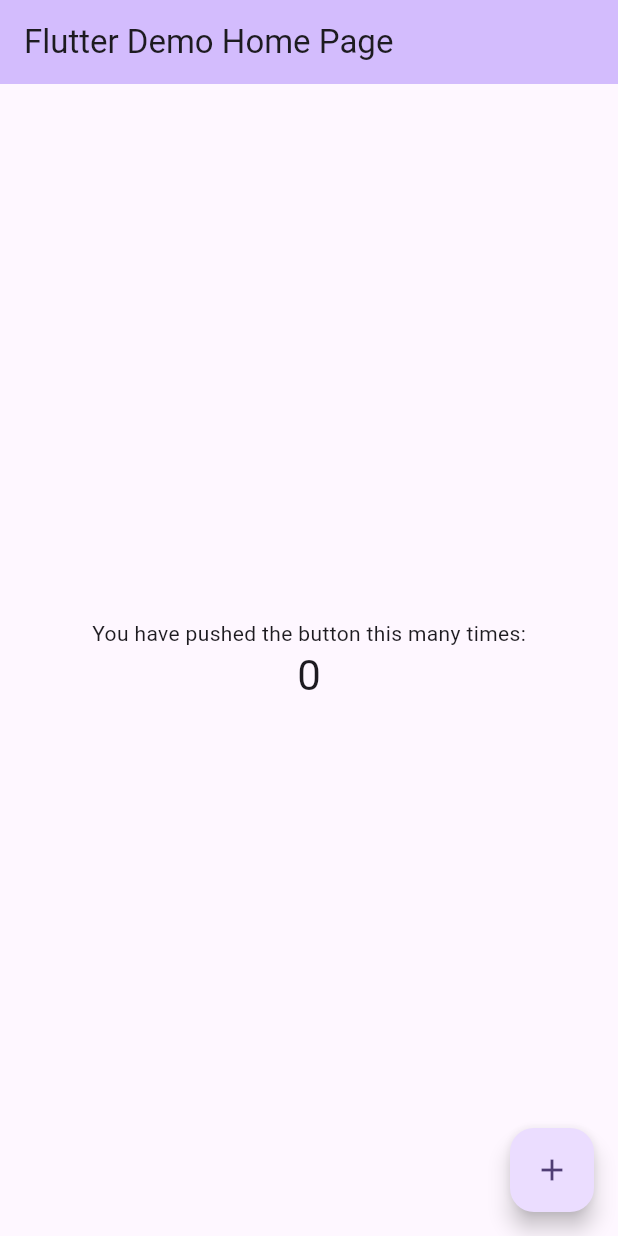
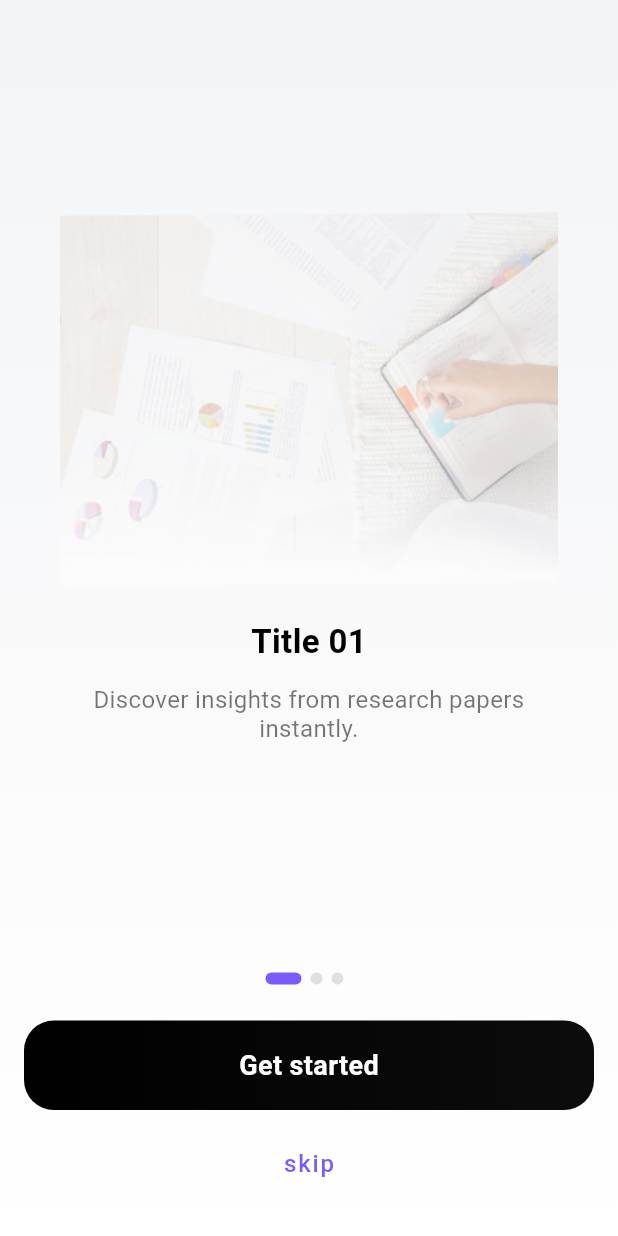
Before and after one commit to socialflymedia/zapstracts, a Flutter app: the screen it shows after launch, on a phone screen of 412 x 824 dp. Run offline on Flutter 3.47's test engine with Material 3 defaults, Android fonts, the phone set to English and light mode, and no system bars; our stand-ins replace flutter_screenutil.

Commit message:
onboarding screen with demo vectors , text and without bloc

```diff
--- /dev/null
+++ b/lib/core/constants/colors/colors.dart
@@ -0,0 +1,25 @@
+import 'package:flutter/material.dart';
+
+class AppColors {
+  // Branding colors
+  static const Color primary = Color(0xFF7A5CFA);        // Purple lightning
+  static const Color secondary = Color(0xFF0A0A0A);      // Dark gradient text/button
+  static const Color accent = Color(0xFF4169E1);         // Blue highlights/splashes
+
+  // Background
+  static const Color background = Color(0xFFF9F9F9);      // Very light background
+  static const Color card = Color(0xFFFFFFFF);
+
+  // Text
+  static const Color textPrimary = Color(0xFF1C1C1E);     // Black-ish
+  static const Color textSecondary = Color(0xFF8E8E93);   // Gray for skip
+  static const Color buttonText = Color(0xFFFFFFFF);      // White for buttons
+
+  // Buttons
+  static const Color buttonBackground = Color(0xFF0A0A0A);  // Deep black button
+  static const Color buttonShadow = Color(0xFF141414);      // Shadow
+
+  // Others
+  static const Color lightPurple = Color(0xFFDAD4F7);      // Optional for hover/effects
+  static const Color transparent = Colors.transparent;
+}
--- /dev/null
+++ b/lib/features/onBoarding/presentation/screens/onboarding.dart
@@ -0,0 +1,236 @@
+import 'dart:async';
+import 'package:flutter/material.dart';
+import 'package:flutter_screenutil/flutter_screenutil.dart';
+import 'package:zapstract/core/constants/colors/colors.dart';
+
+// OnBoarding content Model
+class OnBoard {
+  final String image, title, description;
+
+  OnBoard({
+    required this.image,
+    required this.title,
+    required this.description,
+  });
+}
+
+// OnBoarding content list
+final List<OnBoard> demoData = [
+  OnBoard(
+    image: "assets/on-boarding/onboarding1.png",
+    title: "Title 01",
+    description: "Discover insights from research papers instantly.",
+  ),
+  OnBoard(
+    image: "assets/on-boarding/onboarding1.png",
+    title: "Title 02",
+    description: "Stay updated with latest academic trends.",
+  ),
+  OnBoard(
+    image: "assets/on-boarding/onboarding1.png",
+    title: "Title 03",
+    description: "Visualize, summarize and learn smarter.",
+  ),
+];
+
+class OnBoardingScreen extends StatefulWidget {
+  const OnBoardingScreen({super.key});
+
+  @override
+  State<OnBoardingScreen> createState() => _OnBoardingScreenState();
+}
+
+class _OnBoardingScreenState extends State<OnBoardingScreen> {
+  late PageController _pageController;
+  int _pageIndex = 0;
+
+
+  @override
+  void initState() {
+    super.initState();
+    _pageController = PageController(initialPage: 0);
+    // _timer = Timer.periodic(const Duration(seconds: 5), (Timer timer) {
+    //   if (_pageIndex < demoData.length - 1) {
+    //     _pageIndex++;
+    //   } else {
+    //     _pageIndex = 0;
+    //   }
+    //
+    //   _pageController.animateToPage(
+    //     _pageIndex,
+    //     duration: const Duration(milliseconds: 350),
+    //     curve: Curves.easeIn,
+    //   );
+    // });
+  }
+
+  @override
+  void dispose() {
+    _pageController.dispose();
+    // _timer?.cancel();
+    super.dispose();
+  }
+
+  @override
+  Widget build(BuildContext context) {
+    return Scaffold(
+      body: Container(
+        padding: const EdgeInsets.symmetric(horizontal: 16),
+        decoration: const BoxDecoration(
+          gradient: LinearGradient(
+            begin: Alignment.topCenter,
+            end: Alignment.bottomCenter,
+            colors: [
+              Color(0xfff3f4f6), // light background
+              Color(0xffffffff),
+            ],
+          ),
+        ),
+        child: Column(
+          children: [
+            // Carousel
+            Expanded(
+              child: PageView.builder(
+                controller: _pageController,
+                onPageChanged: (index) {
+                  setState(() => _pageIndex = index);
+                },
+                itemCount: demoData.length,
+                itemBuilder: (context, index) => OnBoardContent(
+                  title: demoData[index].title,
+                  description: demoData[index].description,
+                  image: demoData[index].image,
+                ),
+              ),
+            ),
+            const SizedBox(height: 12),
+
+            // Dots Indicator
+            Row(
+              mainAxisAlignment: MainAxisAlignment.center,
+              children: List.generate(
+                demoData.length,
+                    (index) => Padding(
+                  padding: const EdgeInsets.only(right: 6),
+                  child: DotIndicator(isActive: index == _pageIndex),
+                ),
+              ),
+            ),
+            const SizedBox(height: 24),
+
+            // Get Started Button
+            InkWell(
+              onTap: () {
+                print("Get Started tapped");
+              },
+              child: Container(
+                width: double.infinity,
+                height: 50.h,
+                decoration: BoxDecoration(
+                  gradient: const LinearGradient(
+                    colors: [Colors.black, Color(0xff0c0c0c)],
+                  ),
+                  borderRadius: BorderRadius.circular(20),
+                ),
+                child: const Center(
+                  child: Text(
+                    "Get started",
+                    style: TextStyle(
+                      color: Colors.white,
+                      fontSize: 18,
+                      fontWeight: FontWeight.bold,
+                    ),
+                  ),
+                ),
+              ),
+            ),
+
+            const SizedBox(height: 12),
+
+            // Skip link
+            TextButton(
+              onPressed: () {
+                print("Skipped");
+              },
+              child: Text(
+                "skip",
+                style: TextStyle(
+                  fontSize: 14.sp,
+                  color: AppColors.primary,
+                  fontWeight: FontWeight.w500,
+                ),
+              ),
+            ),
+            const SizedBox(height: 24),
+          ],
+        ),
+      ),
+    );
+  }
+}
+
+// OnBoarding content widget
+class OnBoardContent extends StatelessWidget {
+  final String image;
+  final String title;
+  final String description;
+
+  const OnBoardContent({
+    super.key,
+    required this.image,
+    required this.title,
+    required this.description,
+  });
+
+  @override
+  Widget build(BuildContext context) {
+    return Column(
+      children: [
+        const Spacer(),
+        Image.asset(image, height: 250),
+        const SizedBox(height: 24),
+        Text(
+          title,
+          style: const TextStyle(
+            fontSize: 22,
+            fontWeight: FontWeight.bold,
+            color: Colors.black,
+          ),
+        ),
+        const SizedBox(height: 16),
+        Padding(
+          padding: const EdgeInsets.symmetric(horizontal: 20),
+          child: Text(
+            description,
+            textAlign: TextAlign.center,
+            style: const TextStyle(
+              fontSize: 16,
+              color: Colors.black54,
+            ),
+          ),
+        ),
+        const Spacer(),
+      ],
+    );
+  }
+}
+
+// Dot Indicator widget
+class DotIndicator extends StatelessWidget {
+  final bool isActive;
+
+  const DotIndicator({super.key, this.isActive = false});
+
+  @override
+  Widget build(BuildContext context) {
+    return AnimatedContainer(
+      duration: const Duration(milliseconds: 300),
+      height: 8,
+      width: isActive ? 24 : 8,
+      decoration: BoxDecoration(
+        color: isActive ? AppColors.primary : Colors.grey.shade300,
+        borderRadius: BorderRadius.circular(12),
+      ),
+    );
+  }
+}
--- a/lib/main.dart
+++ b/lib/main.dart
@@ -1,4 +1,6 @@
 import 'package:flutter/material.dart';
+import 'package:flutter_screenutil/flutter_screenutil.dart';
+import 'package:zapstract/features/onBoarding/presentation/screens/onboarding.dart';
 
 void main() {
   runApp(const MyApp());
@@ -10,27 +12,24 @@ class MyApp extends StatelessWidget {
   // This widget is the root of your application.
   @override
   Widget build(BuildContext context) {
-    return MaterialApp(
-      title: 'Flutter Demo',
-      theme: ThemeData(
-        // This is the theme of your application.
-        //
-        // TRY THIS: Try running your application with "flutter run". You'll see
-        // the application has a purple toolbar. Then, without quitting the app,
-        // try changing the seedColor in the colorScheme below to Colors.green
-        // and then invoke "hot reload" (save your changes or press the "hot
-        // reload" button in a Flutter-supported IDE, or press "r" if you used
-        // the command line to start the app).
-        //
-        // Notice that the counter didn't reset back to zero; the application
-        // state is not lost during the reload. To reset the state, use hot
-        // restart instead.
-        //
-        // This works for code too, not just values: Most code changes can be
-        // tested with just a hot reload.
-        colorScheme: ColorScheme.fromSeed(seedColor: Colors.deepPurple),
-      ),
-      home: const MyHomePage(title: 'Flutter Demo Home Page'),
+    return ScreenUtilInit(
+      designSize: const Size(360, 690),
+      minTextAdapt: true,
+      splitScreenMode: true,
+      // Use builder only if you need to use library outside ScreenUtilInit context
+      builder: (_ , child) {
+        return MaterialApp(
+          debugShowCheckedModeBanner: false,
+          title: 'First Method',
+          // You can use the library anywhere in the app even in theme
+          theme: ThemeData(
+            primarySwatch: Colors.blue,
+            textTheme: Typography.englishLike2018.apply(fontSizeFactor: 1.sp),
+          ),
+          home: child,
+        );
+      },
+      child: OnBoardingScreen(),
     );
   }
 }
```
Also changed, not shown: pubspec.yaml (+5 -3 lines), assets/on-boarding/onboarding1.png (added), pubspec.lock.
